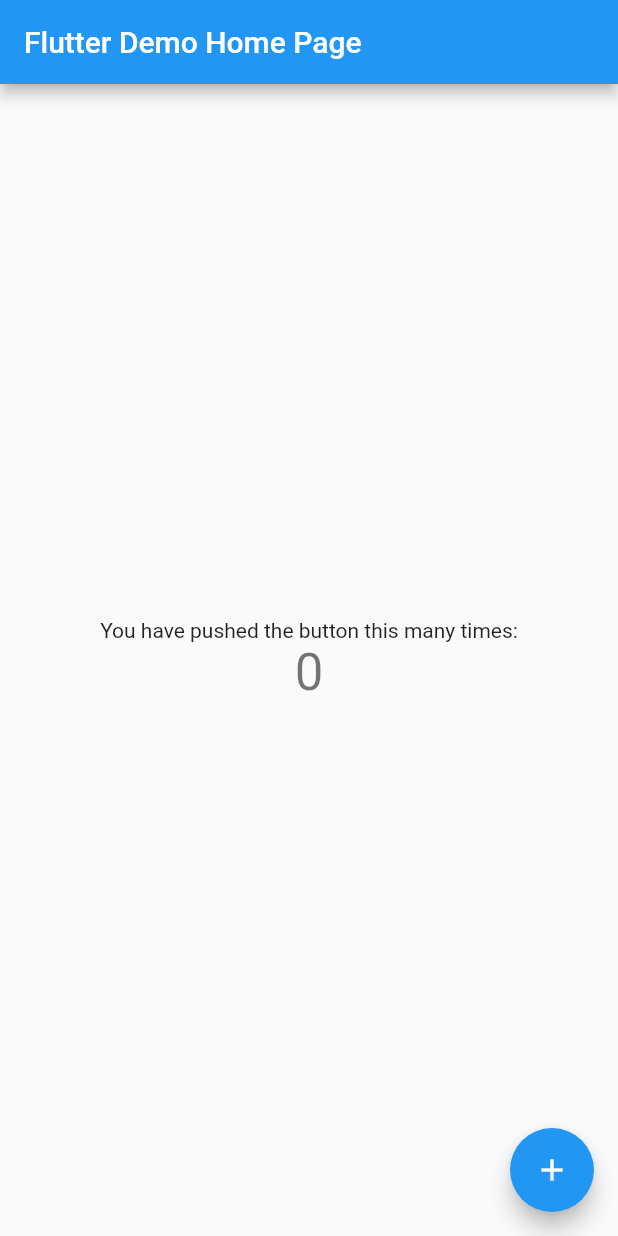
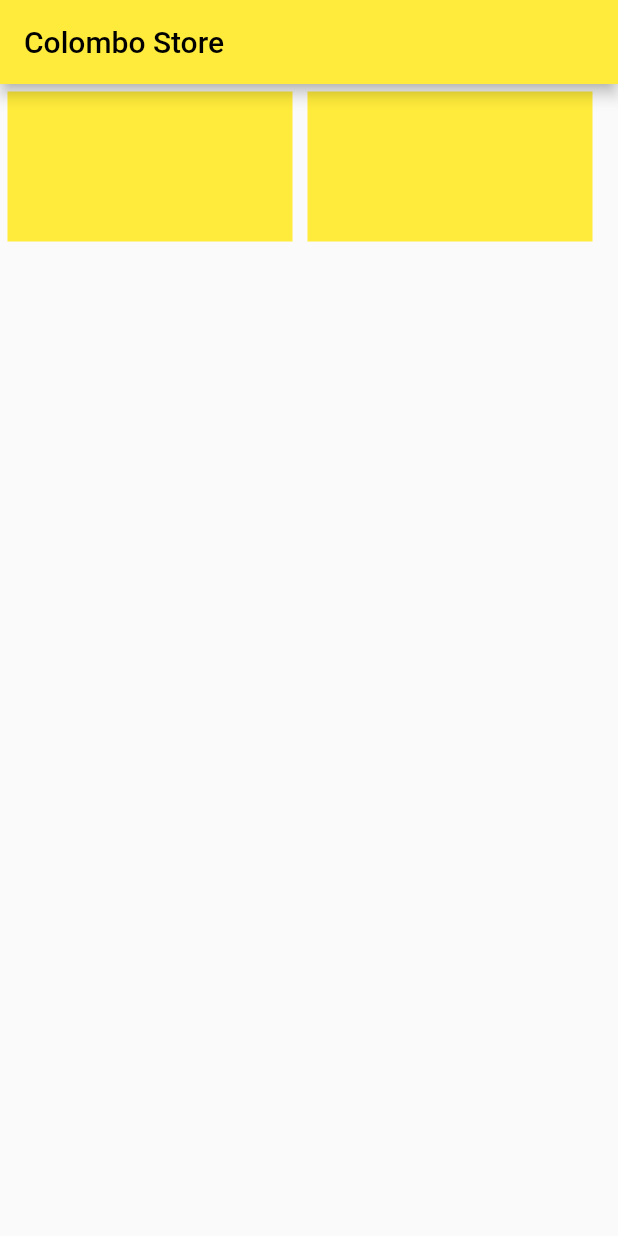
Before and after one commit to itsmeAmal/flutter, a Flutter app: the screen it shows after launch, on a phone screen of 412 x 824 dp. Run offline on Flutter 3.47's test engine with Material 2 defaults, Android fonts, the phone set to English and light mode, and no system bars.

Commit message:
first page design

```diff
--- a/progect_dream/aukland_sky/lib/main.dart
+++ b/progect_dream/aukland_sky/lib/main.dart
@@ -11,35 +11,21 @@ class MyApp extends StatelessWidget {
   @override
   Widget build(BuildContext context) {
     return MaterialApp(
-      title: 'Flutter Demo',
+      title: 'Colombo Store',
       theme: ThemeData(
-        // This is the theme of your application.
-        //
-        // Try running your application with "flutter run". You'll see the
-        // application has a blue toolbar. Then, without quitting the app, try
-        // changing the primarySwatch below to Colors.green and then invoke
-        // "hot reload" (press "r" in the console where you ran "flutter run",
-        // or simply save your changes to "hot reload" in a Flutter IDE).
-        // Notice that the counter didn't reset back to zero; the application
-        // is not restarted.
         primarySwatch: Colors.blue,
+        appBarTheme: const AppBarTheme(
+          color: Colors.yellow,
+          foregroundColor: Colors.black,
+        ),
       ),
-      home: const MyHomePage(title: 'Flutter Demo Home Page'),
+      home: const MyHomePage(title: 'Colombo Store'),
     );
   }
 }
 
 class MyHomePage extends StatefulWidget {
   const MyHomePage({super.key, required this.title});
-
-  // This widget is the home page of your application. It is stateful, meaning
-  // that it has a State object (defined below) that contains fields that affect
-  // how it looks.
-
-  // This class is the configuration for the state. It holds the values (in this
-  // case the title) provided by the parent (in this case the App widget) and
-  // used by the build method of the State. Fields in a Widget subclass are
-  // always marked "final".
 
   final String title;
 
@@ -48,68 +34,55 @@ class MyHomePage extends StatefulWidget {
 }
 
 class _MyHomePageState extends State<MyHomePage> {
-  int _counter = 0;
-
-  void _incrementCounter() {
-    setState(() {
-      // This call to setState tells the Flutter framework that something has
-      // changed in this State, which causes it to rerun the build method below
-      // so that the display can reflect the updated values. If we changed
-      // _counter without calling setState(), then the build method would not be
-      // called again, and so nothing would appear to happen.
-      _counter++;
-    });
-  }
-
   @override
   Widget build(BuildContext context) {
-    // This method is rerun every time setState is called, for instance as done
-    // by the _incrementCounter method above.
-    //
-    // The Flutter framework has been optimized to make rerunning build methods
-    // fast, so that you can just rebuild anything that needs updating rather
-    // than having to individually change instances of widgets.
     return Scaffold(
       appBar: AppBar(
-        // Here we take the value from the MyHomePage object that was created by
-        // the App.build method, and use it to set our appbar title.
-        title: Text(widget.title),
+        title: const Text('Colombo Store'),
       ),
-      body: Center(
-        // Center is a layout widget. It takes a single child and positions it
-        // in the middle of the parent.
-        child: Column(
-          // Column is also a layout widget. It takes a list of children and
-          // arranges them vertically. By default, it sizes itself to fit its
-          // children horizontally, and tries to be as tall as its parent.
-          //
-          // Invoke "debug painting" (press "p" in the console, choose the
-          // "Toggle Debug Paint" action from the Flutter Inspector in Android
-          // Studio, or the "Toggle Debug Paint" command in Visual Studio Code)
-          // to see the wireframe for each widget.
-          //
-          // Column has various properties to control how it sizes itself and
-          // how it positions its children. Here we use mainAxisAlignment to
-          // center the children vertically; the main axis here is the vertical
-          // axis because Columns are vertical (the cross axis would be
-          // horizontal).
-          mainAxisAlignment: MainAxisAlignment.center,
-          children: <Widget>[
-            const Text(
-              'You have pushed the button this many times:',
-            ),
-            Text(
-              '$_counter',
-              style: Theme.of(context).textTheme.headline4,
-            ),
-          ],
-        ),
+      body: Column(
+        mainAxisAlignment: MainAxisAlignment.start,
+        children: [
+          Row(
+            mainAxisAlignment: MainAxisAlignment.start,
+            crossAxisAlignment: CrossAxisAlignment.start,
+            children: [
+              Column(
+                mainAxisAlignment: MainAxisAlignment.center,
+                crossAxisAlignment: CrossAxisAlignment.center,
+                children: [
+                  Container(
+                    margin: const EdgeInsets.only(
+                      left: 5.0,
+                      right: 5.0,
+                      top: 5.0,
+                    ),
+                    width: 190.0,
+                    height: 100.0,
+                    color: Colors.yellow,
+                  ),
+                ],
+              ),
+              const SizedBox(),
+              Column(
+                mainAxisAlignment: MainAxisAlignment.center,
+                crossAxisAlignment: CrossAxisAlignment.center,
+                children: [
+                  Container(
+                    margin: const EdgeInsets.all(5.0),
+                    width: 190.0,
+                    height: 100.0,
+                    color: Colors.yellow,
+                  ),
+                ],
+              ),
+            ],
+          ),
+          Row(),
+          Row(),
+          Row(),
+        ],
       ),
-      floatingActionButton: FloatingActionButton(
-        onPressed: _incrementCounter,
-        tooltip: 'Increment',
-        child: const Icon(Icons.add),
-      ), // This trailing comma makes auto-formatting nicer for build methods.
     );
   }
 }
--- /dev/null
+++ b/progect_dream/aukland_sky/lib/theme/color_pallet.dart
@@ -0,0 +1,3 @@
+import 'package:flutter/animation.dart';
+
+class ColorPallet {}
```
Also changed, not shown: 1 other file.
